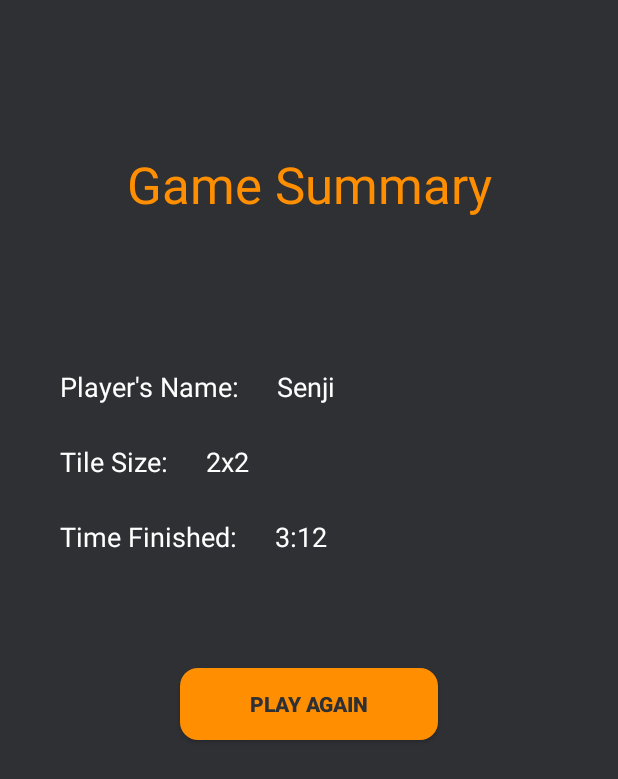
After one commit to Jhayooh/addition_app, an Android app: the Summary screen opened directly, with no data from a screen before it, on a phone screen of 412 x 824 dp. The commit adds this screen. Shown: the top 779 px of the screen. Run offline under Robolectric (Android 15) with nearby library versions, the phone set to English and light mode, and no system bars.

Commit message:
Added summary activity and intents

```diff
--- a/app/src/main/AndroidManifest.xml
+++ b/app/src/main/AndroidManifest.xml
@@ -12,6 +12,9 @@
         android:theme="@style/Theme.AdditionTable"
         tools:targetApi="31">
         <activity
+            android:name=".Summary"
+            android:exported="false" />
+        <activity
             android:name=".HomeActivity"
             android:exported="true">
             <intent-filter>
@@ -22,8 +25,7 @@
         </activity>
         <activity
             android:name=".MainActivity"
-            android:exported="true">
-        </activity>
+            android:exported="true"></activity>
     </application>
 
 </manifest>
--- a/app/src/main/java/com/example/additiontable/MainActivity.java
+++ b/app/src/main/java/com/example/additiontable/MainActivity.java
@@ -51,4 +51,9 @@ public class MainActivity extends AppCompatActivity {
         recreate();
     }
 
+    public void launchSummary (View view){
+        Intent intent = new Intent(this, Summary.class);
+        startActivity(intent);
+    }
+
 }
--- /dev/null
+++ b/app/src/main/java/com/example/additiontable/Summary.java
@@ -0,0 +1,21 @@
+package com.example.additiontable;
+
+import androidx.appcompat.app.AppCompatActivity;
+
+import android.content.Intent;
+import android.os.Bundle;
+import android.view.View;
+
+public class Summary extends AppCompatActivity {
+
+    @Override
+    protected void onCreate(Bundle savedInstanceState) {
+        super.onCreate(savedInstanceState);
+        setContentView(R.layout.activity_summary);
+    }
+
+    public void launchMainActivity(View view){
+        Intent intent = new Intent(this, MainActivity.class);
+        startActivity(intent);
+    }
+}
--- a/app/src/main/res/layout/activity_main.xml
+++ b/app/src/main/res/layout/activity_main.xml
@@ -307,7 +307,8 @@
             android:textColor="@color/main_black"
             android:textSize="18sp"
             android:layout_marginStart="10dp"
-            android:layout_marginEnd="10dp"/>
+            android:layout_marginEnd="10dp"
+            android:onClick="launchSummary"/>
 
         <ImageView
             android:layout_width="0dp"
--- /dev/null
+++ b/app/src/main/res/layout/activity_summary.xml
@@ -0,0 +1,111 @@
+<?xml version="1.0" encoding="utf-8"?>
+<androidx.constraintlayout.widget.ConstraintLayout xmlns:android="http://schemas.android.com/apk/res/android"
+    xmlns:app="http://schemas.android.com/apk/res-auto"
+    xmlns:tools="http://schemas.android.com/tools"
+    android:layout_width="match_parent"
+    android:layout_height="match_parent"
+    android:background="#2E3034"
+    tools:context=".Summary">
+
+
+    <TextView
+        android:id="@+id/summary"
+        android:layout_width="wrap_content"
+        android:layout_height="wrap_content"
+        android:layout_marginTop="100dp"
+        android:text="Game Summary"
+        android:textAlignment="center"
+        android:textColor="@color/main_gold"
+        android:textSize="34sp"
+        app:layout_constraintEnd_toEndOf="parent"
+        app:layout_constraintStart_toStartOf="parent"
+        app:layout_constraintTop_toTopOf="parent" />
+
+    <TextView
+        android:id="@+id/username_summary"
+        android:layout_width="wrap_content"
+        android:layout_height="wrap_content"
+        android:layout_marginStart="40dp"
+        android:layout_marginTop="100dp"
+        android:text="Player's Name:"
+        android:textColor="@color/white"
+        android:textSize="18sp"
+        app:layout_constraintStart_toStartOf="parent"
+        app:layout_constraintTop_toBottomOf="@+id/summary" />
+
+    <TextView
+        android:id="@+id/playername"
+        android:layout_width="wrap_content"
+        android:layout_height="wrap_content"
+        android:layout_marginStart="25dp"
+        android:layout_marginTop="100dp"
+        android:text="Senji"
+        android:textColor="@color/white"
+        android:textSize="18sp"
+        app:layout_constraintStart_toEndOf="@+id/username_summary"
+        app:layout_constraintTop_toBottomOf="@id/summary" />
+
+    <TextView
+        android:id="@+id/tileDiff"
+        android:layout_width="wrap_content"
+        android:layout_height="wrap_content"
+        android:layout_marginStart="40dp"
+        android:layout_marginTop="25dp"
+        android:text="Tile Size:"
+        android:textColor="@color/white"
+        android:textSize="18sp"
+        app:layout_constraintStart_toStartOf="parent"
+        app:layout_constraintTop_toBottomOf="@+id/username_summary" />
+
+    <TextView
+        android:id="@+id/tileSelected"
+        android:layout_width="wrap_content"
+        android:layout_height="wrap_content"
+        android:layout_marginStart="25dp"
+        android:layout_marginTop="25dp"
+        android:text="2x2"
+        android:textColor="@color/white"
+        android:textSize="18sp"
+        app:layout_constraintStart_toEndOf="@+id/tileDiff"
+        app:layout_constraintTop_toBottomOf="@+id/playername" />
+
+    <TextView
+        android:id="@+id/FinishedTime"
+        android:layout_width="wrap_content"
+        android:layout_height="wrap_content"
+        android:layout_marginStart="40dp"
+        android:layout_marginTop="25dp"
+        android:text="Time Finished:"
+        android:textColor="@color/white"
+        android:textSize="18sp"
+        app:layout_constraintStart_toStartOf="parent"
+        app:layout_constraintTop_toBottomOf="@+id/tileDiff" />
+
+    <TextView
+        android:id="@+id/TimeF"
+        android:layout_width="wrap_content"
+        android:layout_height="wrap_content"
+        android:layout_marginStart="25dp"
+        android:layout_marginTop="25dp"
+        android:text="3:12"
+        android:textColor="@color/white"
+        android:textSize="18sp"
+        app:layout_constraintStart_toEndOf="@+id/FinishedTime"
+        app:layout_constraintTop_toBottomOf="@+id/tileSelected" />
+
+    <Button
+        android:id="@+id/play_again"
+        android:layout_width="172dp"
+        android:layout_height="wrap_content"
+        android:layout_marginTop="75dp"
+        android:background="@drawable/shape_main"
+        android:backgroundTint="#FF8F00"
+        android:onClick="launchMainActivity"
+        android:text="Play Again"
+        android:textColor="@color/main_black"
+        android:textStyle="bold"
+        app:layout_constraintEnd_toEndOf="parent"
+        app:layout_constraintStart_toStartOf="parent"
+        app:layout_constraintTop_toBottomOf="@+id/TimeF" />
+
+</androidx.constraintlayout.widget.ConstraintLayout>
```
